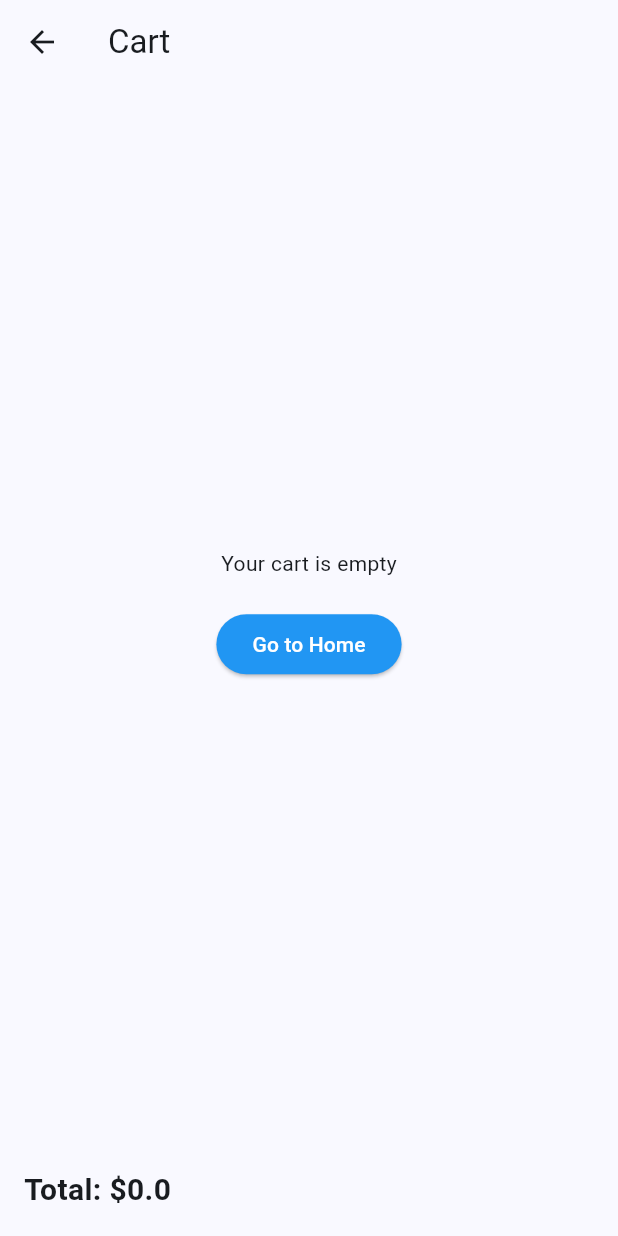
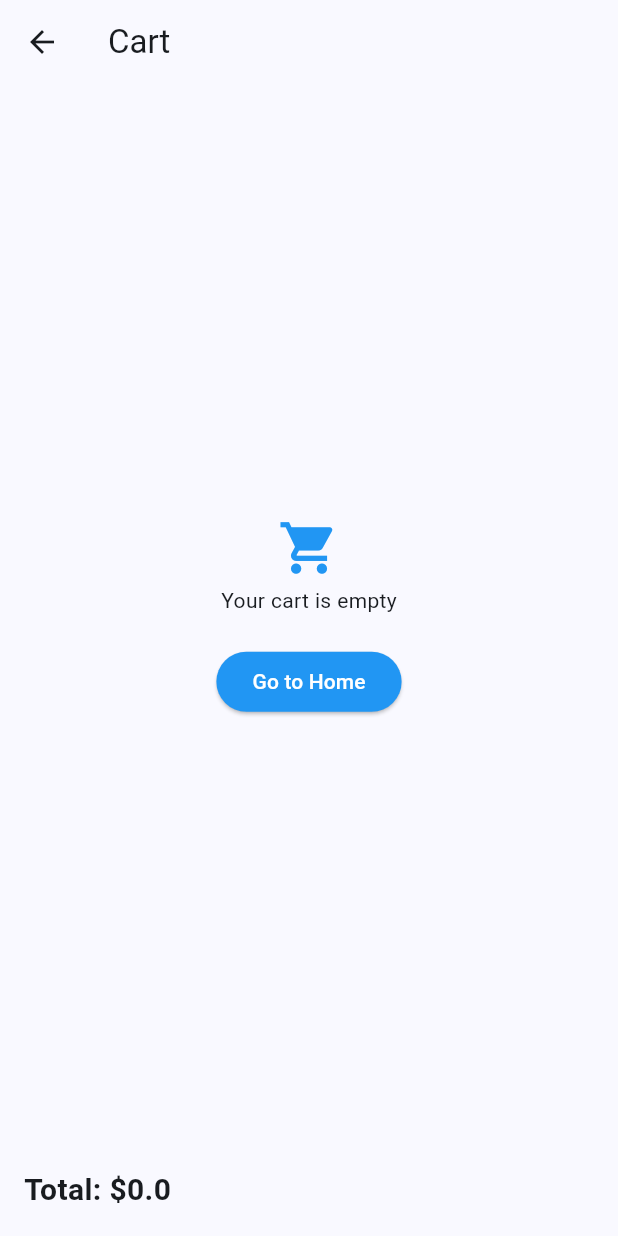
Before and after one commit to alice-sebego/ecommerce, a Flutter app: the CartScreen screen opened directly, after a tap on "Go to Home", after a tap on the "shopping cart" icon, on a phone screen of 412 x 824 dp. Run offline on Flutter 3.47's test engine with Material 3 defaults, Android fonts, the phone set to English and light mode, and no system bars; network calls fail.

Commit message:
feat: add an animated cart icon on the cart screen if it is empty

```diff
--- a/lib/screens/cart_screen.dart
+++ b/lib/screens/cart_screen.dart
@@ -1,6 +1,7 @@
 import 'package:flutter/material.dart';
 import 'package:provider/provider.dart';
 import '../providers/cartitem.provider.dart';
+import '../widgets/iconcart_animation.dart';
 
 class CartScreen extends StatelessWidget {
   const CartScreen({super.key});
@@ -18,6 +19,10 @@ class CartScreen extends StatelessWidget {
               child: Column(
                 mainAxisAlignment: MainAxisAlignment.center,
                 children: [
+                  const ScaleAnimation(
+                    child:
+                        Icon(Icons.shopping_cart, size: 50, color: Colors.blue),
+                  ),
                   const Text('Your cart is empty'),
                   const SizedBox(height: 20),
                   ElevatedButton(
--- /dev/null
+++ b/lib/widgets/iconcart_animation.dart
@@ -0,0 +1,51 @@
+import 'package:flutter/material.dart';
+
+class ScaleAnimation extends StatefulWidget {
+  final Widget child;
+
+  const ScaleAnimation({super.key, required this.child});
+
+  @override
+  // ignore: library_private_types_in_public_api
+  _ScaleAnimationState createState() => _ScaleAnimationState();
+}
+
+class _ScaleAnimationState extends State<ScaleAnimation>
+    with SingleTickerProviderStateMixin {
+  late AnimationController _controller;
+  late Animation<double> _animation;
+
+  @override
+  void initState() {
+    // Initialisation de l'animation
+    super.initState();
+    _controller = AnimationController(
+      duration: const Duration(seconds: 8),
+      vsync: this,
+    );
+
+    // Tween pour animer la taille de l'objet
+    _animation = Tween<double>(begin: 0.8, end: 1.0).animate(_controller)
+      ..addListener(() {
+        setState(() {});
+      });
+
+    // Lancer l'animation en boucle
+    _controller.repeat(reverse: true);
+  }
+
+  @override
+  void dispose() {
+    // Arrêter l'animation
+    _controller.dispose();
+    super.dispose();
+  }
+
+  @override
+  Widget build(BuildContext context) {
+    return Transform.scale(
+      scale: _animation.value,
+      child: widget.child,
+    );
+  }
+}
```
